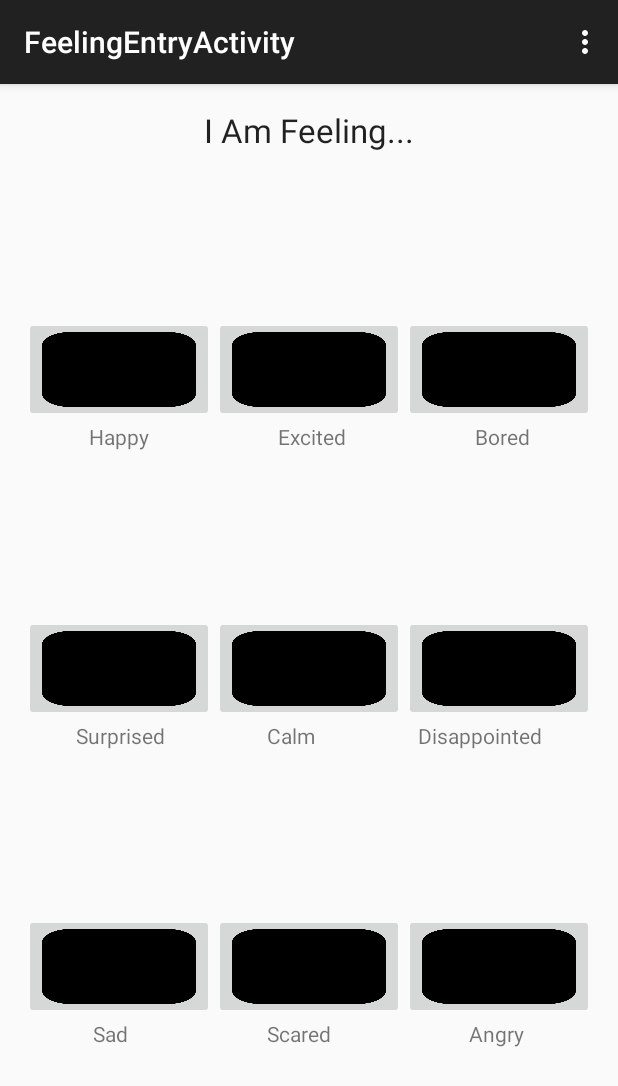
After one commit to Truckle12/FeelingsDiary, an Android app: the FeelingEntryActivity screen opened directly, with no data from a screen before it, on a phone screen of 412 x 824 dp. The commit adds this screen. Shown: the top 1086 px of the screen. Run offline under Robolectric (Android 15) with nearby library versions, the phone set to English and light mode, and no system bars; 9 statements that could not run were skipped.

Commit message:
changes to MainActivity and added FeelingEntryActivity

```diff
--- /dev/null
+++ b/app/src/main/java/com/example/ssteffanus/feelingsdiary/FeelingEntryActivity.java
@@ -0,0 +1,102 @@
+package com.example.ssteffanus.feelingsdiary;
+
+import android.support.v7.app.AppCompatActivity;
+import android.os.Bundle;
+import android.view.Menu;
+import android.view.MenuItem;
+import android.widget.ImageButton;
+import android.view.View;
+import android.content.Intent;
+import android.app.Activity;
+
+public class FeelingEntryActivity extends AppCompatActivity {
+
+    ImageButton IB_happy, IB_excited, IB_bored, IB_surprised, IB_calm, IB_disappointed, IB_sad, IB_scared, IB_angry;
+
+    @Override
+    protected void onCreate(Bundle savedInstanceState) {
+        super.onCreate(savedInstanceState);
+        setContentView(R.layout.feeling_entry_layout);
+
+        IB_happy = (ImageButton)findViewById(R.id.imageButton_happy);
+        IB_excited = (ImageButton)findViewById(R.id.imageButton_excited);
+        IB_bored = (ImageButton)findViewById(R.id.imageButton_bored);
+        IB_surprised = (ImageButton)findViewById(R.id.imageButton_surprised);
+        IB_calm = (ImageButton)findViewById(R.id.imageButton_calm);
+        IB_disappointed = (ImageButton)findViewById(R.id.imageButton_disappointed);
+        IB_sad = (ImageButton)findViewById(R.id.imageButton_sad);
+        IB_scared = (ImageButton)findViewById(R.id.imageButton_scared);
+        IB_angry = (ImageButton)findViewById(R.id.imageButton_angry);
+
+
+        IB_happy.setOnClickListener((View.OnClickListener)this);
+        IB_excited.setOnClickListener((View.OnClickListener)this);
+        IB_bored.setOnClickListener((View.OnClickListener)this);
+        IB_surprised.setOnClickListener((View.OnClickListener)this);
+        IB_calm.setOnClickListener((View.OnClickListener)this);
+        IB_disappointed.setOnClickListener((View.OnClickListener)this);
+        IB_sad.setOnClickListener((View.OnClickListener)this);
+        IB_scared.setOnClickListener((View.OnClickListener)this);
+        IB_angry.setOnClickListener((View.OnClickListener)this);
+    }
+
+    public void onClick(View v) {
+        String mood = "";
+        switch(v.getId()){
+            case R.id.imageButton_happy:
+                mood = "happy";
+                break;
+            case R.id.imageButton_excited:
+                mood = "excited";
+                break;
+            case R.id.imageButton_bored:
+                mood = "bored";
+                break;
+            case R.id.imageButton_surprised:
+                mood = "surprised";
+                break;
+            case R.id.imageButton_calm:
+                mood = "calm";
+                break;
+            case R.id.imageButton_disappointed:
+                mood = "disappointed";
+                break;
+            case R.id.imageButton_sad:
+                mood = "sad";
+                break;
+            case R.id.imageButton_scared:
+                mood = "scared";
+                break;
+            case R.id.imageButton_angry:
+                mood = "angry";
+                break;
+        }
+
+        Intent result = new Intent(FeelingEntryActivity.this, MainActivity.class);
+        result.putExtra("MOOD", mood);
+        setResult(Activity.RESULT_OK, result);
+        finish();
+    }
+
+    @Override
+    public boolean onCreateOptionsMenu(Menu menu) {
+        // Inflate the menu; this adds items to the action bar if it is present.
+        getMenuInflater().inflate(R.menu.menu_feeling_entry, menu);
+        return true;
+    }
+
+    @Override
+    public boolean onOptionsItemSelected(MenuItem item) {
+        // Handle action bar item clicks here. The action bar will
+        // automatically handle clicks on the Home/Up button, so long
+        // as you specify a parent activity in AndroidManifest.xml.
+        int id = item.getItemId();
+
+        //noinspection SimplifiableIfStatement
+        if (id == R.id.action_settings) {
+            return true;
+        }
+
+        return super.onOptionsItemSelected(item);
+    }
+}
--- a/app/src/main/java/com/example/ssteffanus/feelingsdiary/MainActivity.java
+++ b/app/src/main/java/com/example/ssteffanus/feelingsdiary/MainActivity.java
@@ -29,6 +29,8 @@ public class MainActivity extends AppCompatActivity implements NavigationDrawerF
     public static Bitmap defaultImage;
     private CharSequence mTitle;
     public static JournalClass mJournal = new JournalClass();
+    static final int FEELING_ENTRY_CODE = 0;
+    private String mood;
 
     @Override
     protected void onCreate(Bundle savedInstanceState) {
@@ -84,10 +86,12 @@ public class MainActivity extends AppCompatActivity implements NavigationDrawerF
         DateFormat tf = new SimpleDateFormat("HH:mm");
         String date = df.format(Calendar.getInstance().getTime());
         String time = tf.format(Calendar.getInstance().getTime());
-        String mood = getString(R.string.mood_happy);
-        /* Launch feelingsEntry activity here */
-        /* startActivityForResult, return mood string */
-        /* For now, for testing purposes, mood set to happy */
+
+        /* Launch FeelingEntryActivty activity here */
+         Intent getMood = new Intent(this, FeelingEntryActivity.class);
+         startActivityForResult(getMood, FEELING_ENTRY_CODE);
+         /* class variable mood should be now be set in OnActivityResult */
+
 
         HashMap<String, ArrayList<EntryClass>> mEntries = mJournal.getEntries();
         if (mEntries == null) {
@@ -102,6 +106,17 @@ public class MainActivity extends AppCompatActivity implements NavigationDrawerF
             mEntries.put(date,entryArrayList);
         } else {
             mEntries.get(date).add(new EntryClass(date,time,mood));
+        }
+    }
+
+    @Override
+    protected void onActivityResult(int requestCode, int resultCode, Intent data) {
+        // Check which request we're responding to
+        if (requestCode == FEELING_ENTRY_CODE) {
+            // Make sure the request was successful
+            if (resultCode == RESULT_OK) {
+                mood = data.getExtras().getString("MOOD");
+            }
         }
     }
 
--- /dev/null
+++ b/app/src/main/res/layout/feeling_entry_layout.xml
@@ -0,0 +1,252 @@
+<RelativeLayout xmlns:android="http://schemas.android.com/apk/res/android"
+    xmlns:tools="http://schemas.android.com/tools" android:layout_width="match_parent"
+    android:layout_height="match_parent" android:paddingLeft="@dimen/activity_horizontal_margin"
+    android:paddingRight="@dimen/activity_horizontal_margin"
+    android:paddingTop="@dimen/activity_vertical_margin"
+    android:paddingBottom="@dimen/activity_vertical_margin"
+    tools:context="com.example.ssteffanus.feelingsdiary.FeelingEntryActivity">
+
+    <TextView
+        android:layout_width="wrap_content"
+        android:layout_height="wrap_content"
+        android:textAppearance="?android:attr/textAppearanceLarge"
+        android:text="I Am Feeling..."
+        android:id="@+id/label_i_am_feeling"
+        android:layout_alignParentTop="true"
+        android:layout_centerHorizontal="true" />
+
+    <LinearLayout
+        android:orientation="vertical"
+        android:layout_width="match_parent"
+        android:layout_height="wrap_content"
+        android:layout_below="@+id/label_i_am_feeling"
+        android:layout_centerHorizontal="true">
+
+        <View
+            android:layout_width="1dp"
+            android:layout_height="match_parent"
+            android:layout_weight="1"/>
+
+        <LinearLayout
+            android:orientation="horizontal"
+            android:layout_width="match_parent"
+            android:layout_height="wrap_content"
+            android:layout_gravity="center_horizontal">
+
+            <ImageButton
+                android:layout_width="wrap_content"
+                android:layout_height="70dp"
+                android:id="@+id/imageButton_happy"
+                android:layout_gravity="center_horizontal"
+                android:layout_weight="1"
+                android:src="@drawable/black_square"
+                android:scaleType="fitXY"/>
+
+            <ImageButton
+                android:layout_width="wrap_content"
+                android:layout_height="70dp"
+                android:id="@+id/imageButton_excited"
+                android:layout_gravity="center_horizontal"
+                android:layout_weight="1"
+                android:src="@drawable/black_square"
+                android:scaleType="fitXY"/>
+
+            <ImageButton
+                android:layout_width="wrap_content"
+                android:layout_height="70dp"
+                android:id="@+id/imageButton_bored"
+                android:layout_gravity="center_horizontal"
+                android:layout_weight="1"
+                android:src="@drawable/black_square"
+                android:scaleType="fitXY"/>
+
+        </LinearLayout>
+
+        <LinearLayout
+            android:orientation="horizontal"
+            android:layout_width="match_parent"
+            android:layout_height="wrap_content"
+            android:layout_gravity="center_horizontal">
+
+            <TextView
+                android:layout_width="wrap_content"
+                android:layout_height="wrap_content"
+                android:textAppearance="?android:attr/textAppearanceSmall"
+                android:text="Happy"
+                android:id="@+id/textView1"
+                android:gravity="center"
+                android:layout_weight="1" />
+
+            <TextView
+                android:layout_width="wrap_content"
+                android:layout_height="wrap_content"
+                android:textAppearance="?android:attr/textAppearanceSmall"
+                android:text="Excited"
+                android:id="@+id/textView2"
+                android:layout_weight="1"
+                android:gravity="center"/>
+
+            <TextView
+                android:layout_width="wrap_content"
+                android:layout_height="wrap_content"
+                android:textAppearance="?android:attr/textAppearanceSmall"
+                android:text="Bored"
+                android:id="@+id/textView3"
+                android:layout_weight="1"
+                android:gravity="center"/>
+        </LinearLayout>
+
+        <View
+            android:layout_width="1dp"
+            android:layout_height="match_parent"
+            android:layout_weight="1"/>
+
+        <LinearLayout
+            android:orientation="horizontal"
+            android:layout_width="match_parent"
+            android:layout_height="wrap_content"
+            android:layout_gravity="center_horizontal">
+
+            <ImageButton
+                android:layout_width="wrap_content"
+                android:layout_height="70dp"
+                android:id="@+id/imageButton_surprised"
+                android:layout_gravity="center_horizontal"
+                android:layout_weight="1"
+                android:src="@drawable/black_square"
+                android:scaleType="fitXY"/>
+
+            <ImageButton
+                android:layout_width="wrap_content"
+                android:layout_height="70dp"
+                android:id="@+id/imageButton_calm"
+                android:layout_gravity="center_horizontal"
+                android:layout_weight="1"
+                android:src="@drawable/black_square"
+                android:scaleType="fitXY"/>
+
+            <ImageButton
+                android:layout_width="wrap_content"
+                android:layout_height="70dp"
+                android:id="@+id/imageButton_disappointed"
+                android:layout_gravity="center_horizontal"
+                android:layout_weight="1"
+                android:src="@drawable/black_square"
+                android:scaleType="fitXY"/>
+
+        </LinearLayout>
+
+        <LinearLayout
+            android:orientation="horizontal"
+            android:layout_width="match_parent"
+            android:layout_height="wrap_content"
+            android:layout_gravity="center_horizontal">
+
+            <TextView
+                android:layout_width="wrap_content"
+                android:layout_height="wrap_content"
+                android:textAppearance="?android:attr/textAppearanceSmall"
+                android:text="Surprised"
+                android:id="@+id/textView4"
+                android:layout_weight="1"
+                android:gravity="center" />
+
+            <TextView
+                android:layout_width="wrap_content"
+                android:layout_height="wrap_content"
+                android:textAppearance="?android:attr/textAppearanceSmall"
+                android:text="Calm"
+                android:id="@+id/textView5"
+                android:layout_weight="1"
+                android:gravity="center"/>
+
+            <TextView
+                android:layout_width="wrap_content"
+                android:layout_height="wrap_content"
+                android:textAppearance="?android:attr/textAppearanceSmall"
+                android:text="Disappointed"
+                android:id="@+id/textView6"
+                android:layout_weight="1"
+                android:gravity="center"/>
+        </LinearLayout>
+
+        <View
+            android:layout_width="1dp"
+            android:layout_height="match_parent"
+            android:layout_weight="1"/>
+
+        <LinearLayout
+            android:orientation="horizontal"
+            android:layout_width="match_parent"
+            android:layout_height="wrap_content"
+            android:layout_gravity="center_horizontal">
+
+            <ImageButton
+                android:layout_width="wrap_content"
+                android:layout_height="70dp"
+                android:id="@+id/imageButton_sad"
+                android:layout_gravity="center_horizontal"
+                android:layout_weight="1"
+                android:src="@drawable/black_square"
+                android:scaleType="fitXY"/>
+
+            <ImageButton
+                android:layout_width="wrap_content"
+                android:layout_height="70dp"
+                android:id="@+id/imageButton_scared"
+                android:layout_gravity="center_horizontal"
+                android:layout_weight="1"
+                android:src="@drawable/black_square"
+                android:scaleType="fitXY"/>
+
+            <ImageButton
+                android:layout_width="wrap_content"
+                android:layout_height="70dp"
+                android:id="@+id/imageButton_angry"
+                android:layout_gravity="center_horizontal"
+                android:layout_weight="1"
+                android:src="@drawable/black_square"
+                android:scaleType="fitXY"/>
+        </LinearLayout>
+
+        <LinearLayout
+            android:orientation="horizontal"
+            android:layout_width="match_parent"
+            android:layout_height="wrap_content"
+            android:layout_gravity="center_horizontal">
+
+            <TextView
+                android:layout_width="wrap_content"
+                android:layout_height="wrap_content"
+                android:textAppearance="?android:attr/textAppearanceSmall"
+                android:text="Sad"
+                android:id="@+id/textView7"
+                android:layout_weight="1"
+                android:gravity="center" />
+
+            <TextView
+                android:layout_width="wrap_content"
+                android:layout_height="wrap_content"
+                android:textAppearance="?android:attr/textAppearanceSmall"
+                android:text="Scared"
+                android:id="@+id/textView8"
+                android:layout_weight="1"
+                android:gravity="center"/>
+
+            <TextView
+                android:layout_width="wrap_content"
+                android:layout_height="wrap_content"
+                android:textAppearance="?android:attr/textAppearanceSmall"
+                android:text="Angry"
+                android:id="@+id/textView9"
+                android:layout_weight="1"
+                android:gravity="center"/>
+        </LinearLayout>
+
+        <View
+            android:layout_width="1dp"
+            android:layout_height="match_parent"
+            android:layout_weight="1"/>
+    </LinearLayout>
+
+</RelativeLayout>
--- /dev/null
+++ b/app/src/main/res/menu/menu_feeling_entry.xml
@@ -0,0 +1,7 @@
+<menu xmlns:android="http://schemas.android.com/apk/res/android"
+    xmlns:app="http://schemas.android.com/apk/res-auto"
+    xmlns:tools="http://schemas.android.com/tools"
+    tools:context="com.example.ssteffanus.feelingsdiary.FeelingEntryActivity">
+    <item android:id="@+id/action_settings" android:title="@string/action_settings"
+        android:orderInCategory="100" app:showAsAction="never" />
+</menu>
--- a/app/src/main/res/menu/menu_main.xml
+++ b/app/src/main/res/menu/menu_main.xml
@@ -1,6 +1,6 @@
 
     <menu xmlns:android="http://schemas.android.com/apk/res/android" >
         <item android:id="@+id/calendar" android:title="@string/open_calendar"></item>
-        <item android:id="@+id/entry" android:title="@string/entry_string"></item>
+        <item android:id="@+id/entry" android:title="New Entry"></item>
         <item android:id="@+id/quit" android:title="@string/quit_string"></item>
     </menu>
--- a/app/src/main/res/values/strings.xml
+++ b/app/src/main/res/values/strings.xml
@@ -21,5 +21,6 @@
     <string name="title_section3">Status</string>
     <string name="navigation_drawer_open">Open navigation drawer</string>
     <string name="navigation_drawer_close">Close navigation drawer</string>
+    <string name="title_activity_feeling_entry">FeelingEntryActivity</string>
 
 </resources>
```
Also changed, not shown: app/src/main/AndroidManifest.xml (+12 -1 lines), app/src/main/res/drawable/black_square.png (added), app/src/main/res/drawable/defaultImage.jpg (deleted), 3 other files.
